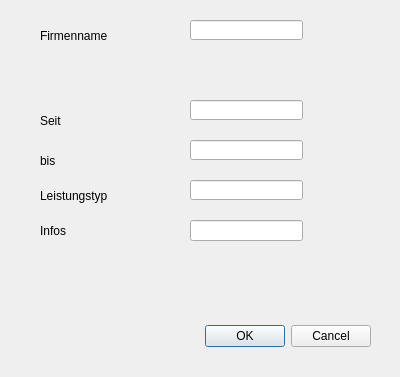
Before: the Qt Designer form createcompany.ui in green-lion-racing/glr-database, drawn with Qt 5.
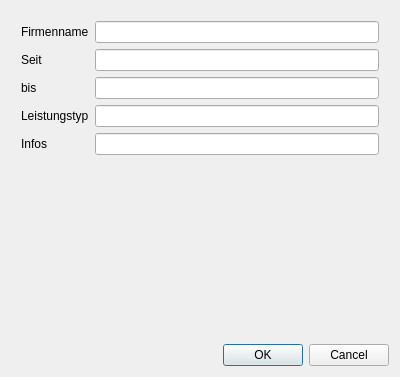
After: the same form once the commit is applied.

The edit to the form file:
```diff
--- a/createcompany.ui
+++ b/createcompany.ui
@@ -13,148 +13,91 @@
   <property name="windowTitle">
    <string>Dialog</string>
   </property>
-  <widget class="QDialogButtonBox" name="buttonBox">
-   <property name="geometry">
-    <rect>
-     <x>30</x>
-     <y>320</y>
-     <width>341</width>
-     <height>32</height>
-    </rect>
-   </property>
-   <property name="orientation">
-    <enum>Qt::Horizontal</enum>
-   </property>
-   <property name="standardButtons">
-    <set>QDialogButtonBox::Cancel|QDialogButtonBox::Ok</set>
-   </property>
-  </widget>
-  <widget class="QLineEdit" name="le_name">
-   <property name="geometry">
-    <rect>
-     <x>190</x>
-     <y>20</y>
-     <width>113</width>
-     <height>20</height>
-    </rect>
-   </property>
-  </widget>
-  <widget class="QLineEdit" name="le_until">
-   <property name="geometry">
-    <rect>
-     <x>190</x>
-     <y>140</y>
-     <width>113</width>
-     <height>20</height>
-    </rect>
-   </property>
-  </widget>
-  <widget class="QLineEdit" name="le_since">
-   <property name="geometry">
-    <rect>
-     <x>190</x>
-     <y>100</y>
-     <width>113</width>
-     <height>20</height>
-    </rect>
-   </property>
-  </widget>
+  <layout class="QVBoxLayout" name="verticalLayout_2">
+   <item>
+    <layout class="QVBoxLayout" name="verticalLayout">
+     <property name="leftMargin">
+      <number>10</number>
+     </property>
+     <property name="topMargin">
+      <number>10</number>
+     </property>
+     <property name="rightMargin">
+      <number>10</number>
+     </property>
+     <property name="bottomMargin">
+      <number>10</number>
+     </property>
+     <item>
+      <layout class="QFormLayout" name="formLayout">
+       <property name="leftMargin">
+        <number>0</number>
+       </property>
+       <item row="0" column="0">
   <widget class="QLabel" name="label">
-   <property name="geometry">
-    <rect>
-     <x>40</x>
-     <y>20</y>
-     <width>131</width>
-     <height>31</height>
-    </rect>
-   </property>
    <property name="text">
     <string>Firmenname</string>
    </property>
   </widget>
+       </item>
+       <item row="0" column="1">
+        <widget class="QLineEdit" name="le_name"/>
+       </item>
+       <item row="1" column="0">
   <widget class="QLabel" name="label_3">
-   <property name="geometry">
-    <rect>
-     <x>40</x>
-     <y>110</y>
-     <width>47</width>
-     <height>21</height>
-    </rect>
-   </property>
    <property name="text">
     <string>Seit</string>
    </property>
   </widget>
+       </item>
+       <item row="1" column="1">
+        <widget class="QLineEdit" name="le_since"/>
+       </item>
+       <item row="2" column="0">
   <widget class="QLabel" name="label_4">
-   <property name="geometry">
-    <rect>
-     <x>40</x>
-     <y>150</y>
-     <width>47</width>
-     <height>21</height>
-    </rect>
-   </property>
    <property name="text">
     <string>bis</string>
    </property>
   </widget>
+       </item>
+       <item row="2" column="1">
+        <widget class="QLineEdit" name="le_until"/>
+       </item>
+       <item row="3" column="0">
   <widget class="QLabel" name="label_5">
-   <property name="geometry">
-    <rect>
-     <x>40</x>
-     <y>180</y>
-     <width>131</width>
-     <height>31</height>
-    </rect>
-   </property>
    <property name="text">
     <string>Leistungstyp</string>
    </property>
   </widget>
-  <widget class="QLineEdit" name="le_typ">
-   <property name="geometry">
-    <rect>
-     <x>190</x>
-     <y>180</y>
-     <width>113</width>
-     <height>20</height>
-    </rect>
-   </property>
-  </widget>
+       </item>
+       <item row="3" column="1">
+        <widget class="QLineEdit" name="le_typ"/>
+       </item>
+       <item row="4" column="0">
   <widget class="QLabel" name="label_6">
-   <property name="geometry">
-    <rect>
-     <x>40</x>
-     <y>220</y>
-     <width>121</width>
-     <height>21</height>
-    </rect>
-   </property>
    <property name="text">
     <string>Infos</string>
    </property>
   </widget>
-  <widget class="QLineEdit" name="le_info">
-   <property name="geometry">
-    <rect>
-     <x>190</x>
-     <y>220</y>
-     <width>113</width>
-     <height>21</height>
-    </rect>
-   </property>
-  </widget>
-  <zorder>le_name</zorder>
-  <zorder>le_until</zorder>
-  <zorder>le_since</zorder>
-  <zorder>label</zorder>
-  <zorder>label_3</zorder>
-  <zorder>label_4</zorder>
-  <zorder>label_5</zorder>
-  <zorder>le_typ</zorder>
-  <zorder>buttonBox</zorder>
-  <zorder>label_6</zorder>
-  <zorder>le_info</zorder>
+       </item>
+       <item row="4" column="1">
+        <widget class="QLineEdit" name="le_info"/>
+       </item>
+      </layout>
+     </item>
+    </layout>
+   </item>
+   <item>
+    <widget class="QDialogButtonBox" name="buttonBox">
+     <property name="orientation">
+      <enum>Qt::Horizontal</enum>
+     </property>
+     <property name="standardButtons">
+      <set>QDialogButtonBox::Cancel|QDialogButtonBox::Ok</set>
+     </property>
+    </widget>
+   </item>
+  </layout>
  </widget>
  <resources/>
  <connections>
```
Lines whose indentation alone changed are shown as unchanged.
